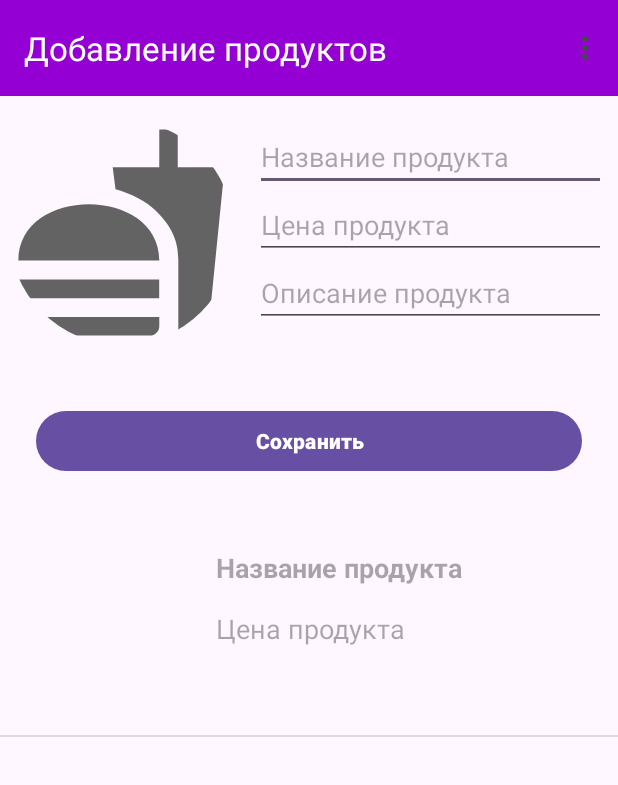
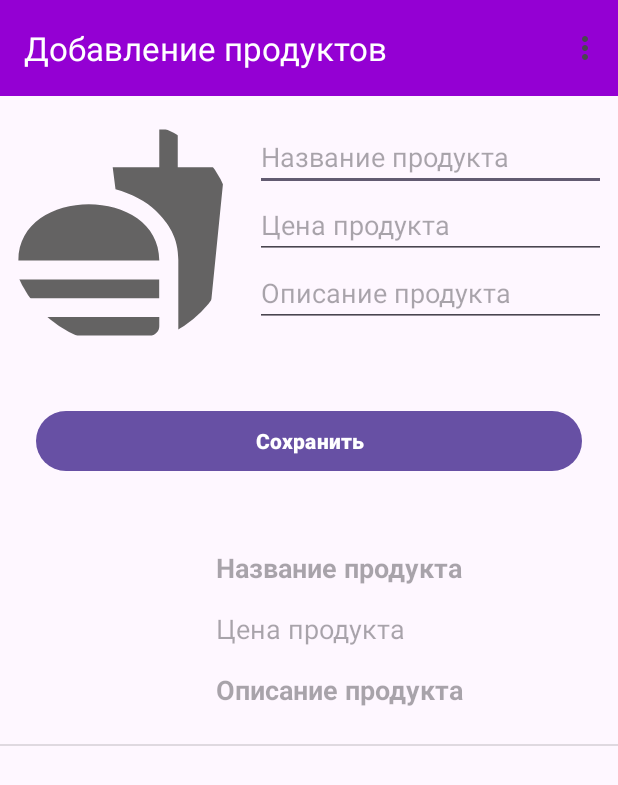
Before and after one commit to andrew936git/CustomListView, an Android app: the SecondActivity screen opened directly, with no data from a screen before it, after a tap on "Сохранить", on a phone screen of 412 x 824 dp. Shown: the top 785 px of the screen. Run offline under Robolectric (Android 15) with nearby library versions, the phone set to English and light mode, and no system bars; our stand-ins replace CircleImageView.

Commit message:
Домашняя работа по CustomView2

```diff
--- a/app/src/main/java/com/example/customlistview/ListAdapter.kt
+++ b/app/src/main/java/com/example/customlistview/ListAdapter.kt
@@ -24,10 +24,12 @@ class ListAdapter(context: Context, list: MutableList<Product>):
         val imageViewIV = view?.findViewById<ImageView>(R.id.imageViewIV)
         val nameTextViewTV = view?.findViewById<TextView>(R.id.nameTextViewTV)
         val priceTextViewTV = view?.findViewById<TextView>(R.id.priceTextViewTV)
+        val descriptionTextViewTV = view?.findViewById<TextView>(R.id.descriptionTextViewTV)
 
         imageViewIV?.setImageURI(Uri.parse(product?.image))
         nameTextViewTV?.text = product?.name
         priceTextViewTV?.text = product?.price
+        descriptionTextViewTV?.text = product?.description
         return view!!
     }
 }
--- a/app/src/main/res/layout/list_item.xml
+++ b/app/src/main/res/layout/list_item.xml
@@ -52,6 +52,16 @@
                 android:textSize="@dimen/_18sp"
                 android:hint="@string/priceEditTextHint"/>
 
+            <TextView
+                android:id="@+id/descriptionTextViewTV"
+                android:layout_width="match_parent"
+                android:layout_height="wrap_content"
+                android:layout_margin="@dimen/_8dp"
+                android:textSize="@dimen/_18sp"
+                android:textStyle="bold"
+                android:textColor="@color/black"
+                android:hint="@string/descriptionHintET"/>
+
 
         </LinearLayout>
 
```
